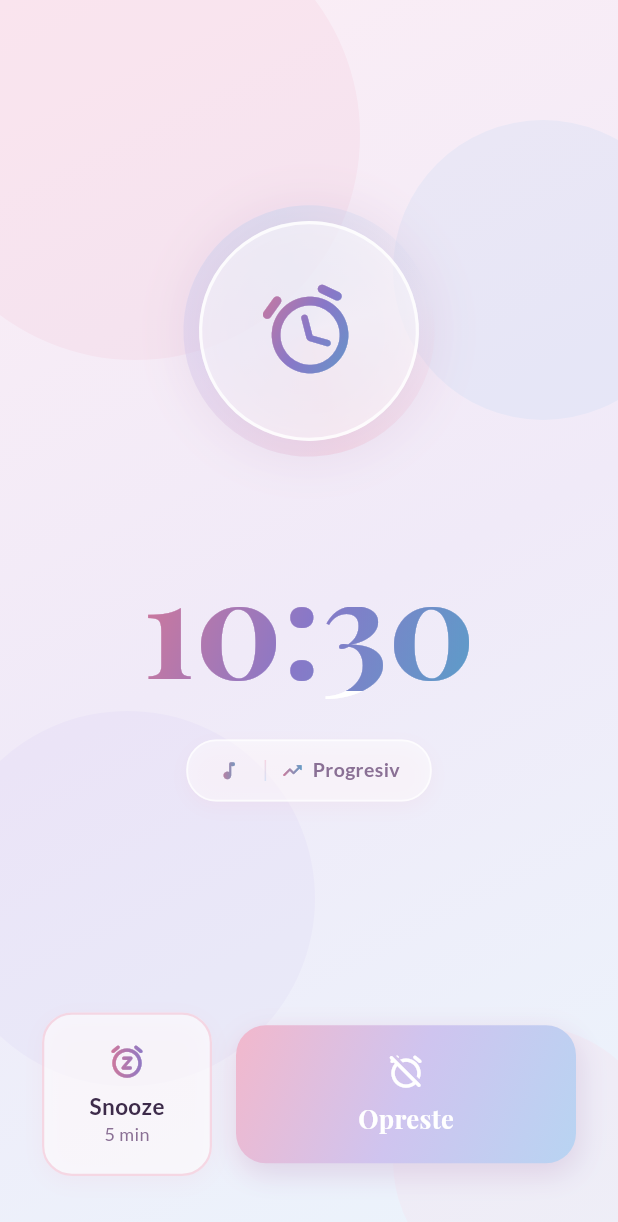
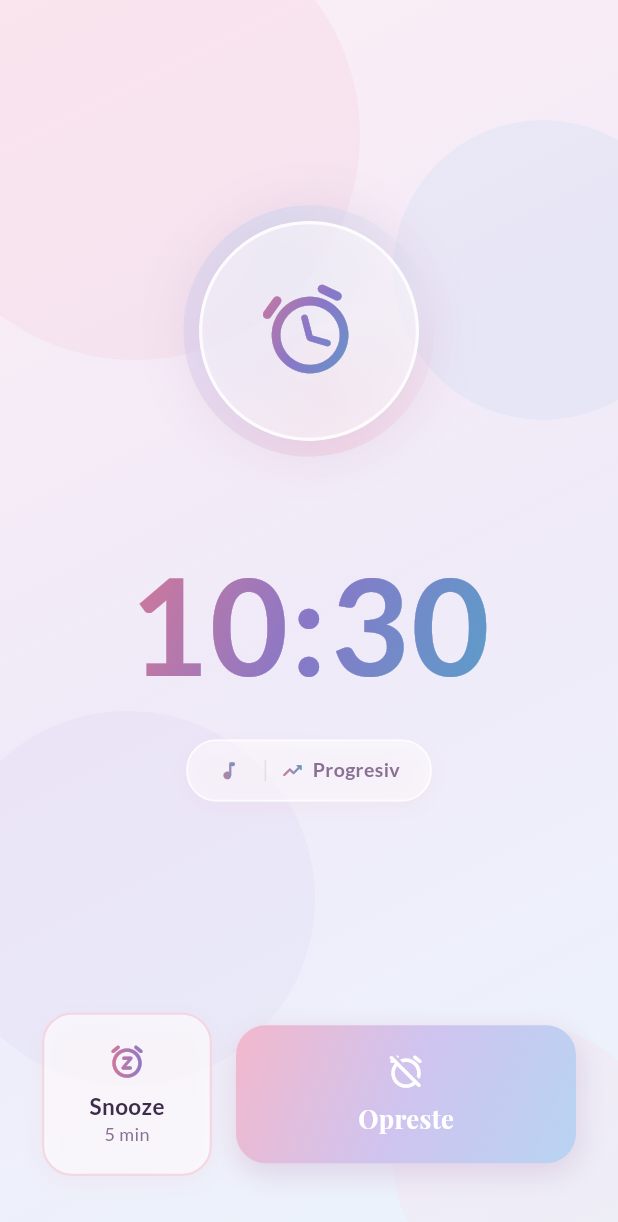
Before and after one commit to Robert-Gruescu/Alarma, a Flutter app: the RingingScreen screen opened directly with empty values, on a phone screen of 412 x 824 dp. Shown: the top 1222 px of the screen. Run offline on Flutter 3.47's test engine with Material 3 defaults, Android fonts, the phone set to English and light mode, and no system bars; our stand-ins replace audioplayers, file_picker, flutter_local_notifications, google_fonts, permission_handler, sqflite; missing offline and left inert: android_alarm_manager_plus; accounts and stored records are empty.

Commit message:
Use Lato font with tabular figures for time display in add_alarm, home, and ringing screens for consistent alignment

```diff
--- a/alarma/lib/screens/add_alarm_screen.dart
+++ b/alarma/lib/screens/add_alarm_screen.dart
@@ -170,7 +170,9 @@ class _AddAlarmScreenState extends State<AddAlarmScreen>
                           padding: const EdgeInsets.symmetric(horizontal: 6),
                           child: Text(
                             ':',
-                            style: GoogleFonts.playfairDisplay(
+                            // Acelasi font ca cifrele din roti, altfel doua
+                            // puncte serif stateau intre cifre sans-serif.
+                            style: GoogleFonts.lato(
                               fontSize: 40,
                               fontWeight: FontWeight.w700,
                               color: _roseDark,
--- a/alarma/lib/screens/ringing_screen.dart
+++ b/alarma/lib/screens/ringing_screen.dart
@@ -259,11 +259,16 @@ class _RingingScreenState extends State<RingingScreen>
       ).createShader(bounds),
       child: Text(
         timeStr,
-        style: GoogleFonts.playfairDisplay(
+        // Lato + tabularFigures, ca peste tot unde apar ore. Aici conteaza in
+        // plus: ceasul se actualizeaza in timp ce suna, iar cu cifre de latimi
+        // diferite intreg blocul s-ar deplasa lateral la fiecare minut.
+        style: GoogleFonts.lato(
           fontSize: 90,
           fontWeight: FontWeight.w700,
           color: Colors.white,
           height: 1,
+          letterSpacing: 2,
+          fontFeatures: const [FontFeature.tabularFigures()],
         ),
       ),
     );
```
Also changed, not shown: alarma/lib/screens/home_screen.dart (+6 -1 lines).
